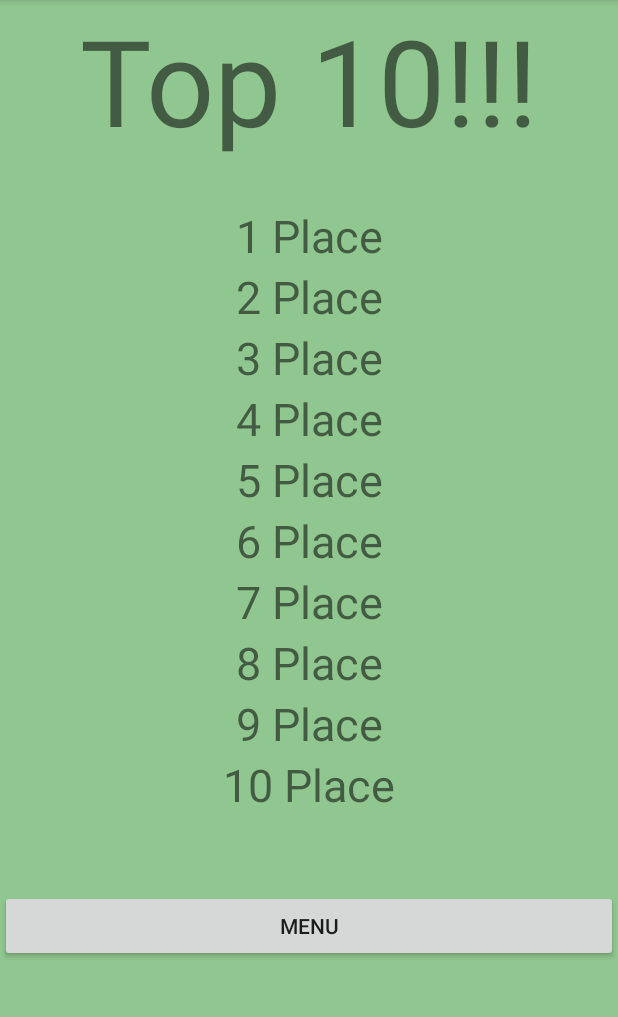
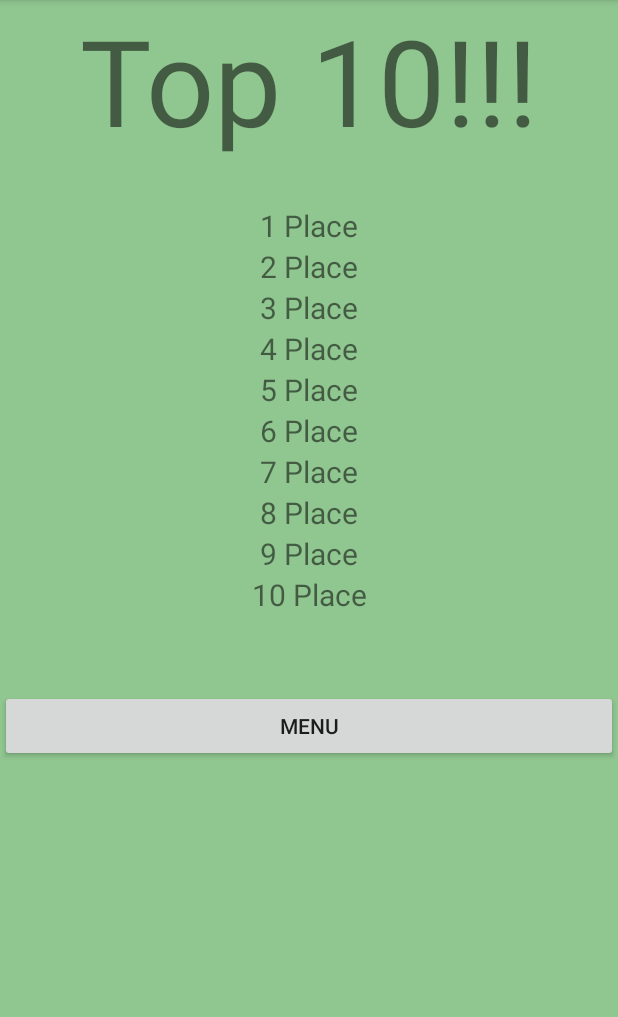
Before and after one commit to AvichaiEliyahu/AndroidExc1, an Android app: the Activity_End_Game screen opened directly, with no data from a screen before it, after a tap on "TOP 10", on a phone screen of 412 x 824 dp, the part 84-1101 px from its top. Run offline under Robolectric (Android 15) with nearby library versions, the phone set to English and light mode, and no system bars; 1 statement that could not run was skipped.

Commit message:
TOP 10 page

```diff
--- a/app/src/main/AndroidManifest.xml
+++ b/app/src/main/AndroidManifest.xml
@@ -1,6 +1,7 @@
 <?xml version="1.0" encoding="utf-8"?>
 <manifest xmlns:android="http://schemas.android.com/apk/res/android"
     package="com.example.exc1">
+    <uses-permission android:name="android.permission.ACCESS_FINE_LOCATION"/>
 
     <application
         android:name=".MyApp"
--- a/app/src/main/java/com/example/exc1/Activity_End_Game.java
+++ b/app/src/main/java/com/example/exc1/Activity_End_Game.java
@@ -1,9 +1,15 @@
 package com.example.exc1;
 
 import androidx.appcompat.app.AppCompatActivity;
+import androidx.core.app.ActivityCompat;
 
+import android.Manifest;
 import android.content.Intent;
 import android.content.pm.ActivityInfo;
+import android.content.pm.PackageManager;
+import android.location.Location;
+import android.location.LocationListener;
+import android.location.LocationManager;
 import android.os.Bundle;
 import android.view.View;
 import android.widget.Button;
@@ -16,21 +22,50 @@ import com.bumptech.glide.Glide;
 import org.json.JSONObject;
 
 public class Activity_End_Game extends AppCompatActivity {
-    ImageView end_IMG_background;
-    TextView end_TXT_winner;
-    Button end_BTN_menu;
-    Button end_BTN_T10;
+    private ImageView end_IMG_background;
+    private TextView end_TXT_winner;
+    private Button end_BTN_menu;
+    private Button end_BTN_T10;
+    private LocationManager mLocationManager;
+    // The minimum distance to change Updates in meters
+    private static final long MIN_DISTANCE_CHANGE_FOR_UPDATES = 1; // 10 meters
+
+    // The minimum time between updates in milliseconds
+    private static final long MIN_TIME_BW_UPDATES = 1; // 1 minute
+
 
     @Override
     protected void onCreate(Bundle savedInstanceState) {
         super.onCreate(savedInstanceState);
         setRequestedOrientation(ActivityInfo.SCREEN_ORIENTATION_PORTRAIT);
 
+        mLocationManager = (LocationManager) getSystemService(LOCATION_SERVICE);
+
+        if (ActivityCompat.checkSelfPermission(this, Manifest.permission.ACCESS_FINE_LOCATION)
+                != PackageManager.PERMISSION_GRANTED && ActivityCompat.checkSelfPermission(this, Manifest.permission.ACCESS_COARSE_LOCATION)
+                != PackageManager.PERMISSION_GRANTED) {
+            // TODO: Consider calling
+            //    ActivityCompat#requestPermissions
+            // here to request the missing permissions, and then overriding
+            //   public void onRequestPermissionsResult(int requestCode, String[] permissions,
+            //                                          int[] grantResults)
+            // to handle the case where the user grants the permission. See the documentation
+            // for ActivityCompat#requestPermissions for more details.
+            return;
+        }
+        mLocationManager.requestLocationUpdates(LocationManager.GPS_PROVIDER, MIN_TIME_BW_UPDATES, MIN_DISTANCE_CHANGE_FOR_UPDATES, mLocationListener);
         setContentView(R.layout.activity_end_game);
         String winnerName = getIntent().getExtras().getString("WINNER_NAME");
         findviews();
         end_TXT_winner.setText(winnerName);
     }
+
+    private final LocationListener mLocationListener = new LocationListener() {
+        @Override
+        public void onLocationChanged(final Location location) {
+            //your code here
+        }
+    };
 
     private void findviews() {
         end_IMG_background = findViewById(R.id.end_IMG_background);
@@ -55,7 +90,7 @@ public class Activity_End_Game extends AppCompatActivity {
         end_BTN_T10.setOnClickListener(new View.OnClickListener() {
             @Override
             public void onClick(View view) {
-                Intent intent = new Intent(Activity_End_Game.this,activity_top_10.class);
+                Intent intent = new Intent(Activity_End_Game.this, activity_top_10.class);
                 startActivity(intent);
                 finish();
 
--- a/app/src/main/java/com/example/exc1/Player.java
+++ b/app/src/main/java/com/example/exc1/Player.java
@@ -23,6 +23,10 @@ public class Player implements IPlayer {
     @Override
     public int addToAttackCounter() {
         this.numOfAttacks++;
+        return numOfAttacks;
+    }
+
+    public int getNumOfAttacks() {
         return numOfAttacks;
     }
 
--- a/app/src/main/java/com/example/exc1/activity_game.java
+++ b/app/src/main/java/com/example/exc1/activity_game.java
@@ -207,9 +207,9 @@ public class activity_game extends AppCompatActivity {
     }
 
     private void attackBTN(int power) {
-        Log.d("pttt", "turn = " + defenderTurn + "\npower = " + power);
+//        Log.d("pttt", "turn = " + defenderTurn + "\npower = " + power);
         boolean rv = defenderTurn.attack(power);
-        Log.d("pttt", "def HP = " + defenderTurn);
+//        Log.d("pttt", "def HP = " + defenderTurn);
         changeTurn(rv);
     }
 
--- a/app/src/main/res/layout/activity_top_10.xml
+++ b/app/src/main/res/layout/activity_top_10.xml
@@ -40,7 +40,7 @@
                 android:layout_height="wrap_content"
                 android:text="1 Place"
                 android:textAlignment="center"
-                android:textSize="30sp" />
+                android:textSize="20sp" />
 
             <TextView
                 android:id="@+id/top10_TXT_2"
@@ -48,7 +48,7 @@
                 android:layout_height="wrap_content"
                 android:text="2 Place"
                 android:textAlignment="center"
-                android:textSize="30sp" />
+                android:textSize="20sp" />
 
             <TextView
                 android:id="@+id/top10_TXT_3"
@@ -56,7 +56,7 @@
                 android:layout_height="wrap_content"
                 android:text="3 Place"
                 android:textAlignment="center"
-                android:textSize="30sp" />
+                android:textSize="20sp" />
 
             <TextView
                 android:id="@+id/top10_TXT_4"
@@ -64,7 +64,7 @@
                 android:layout_height="wrap_content"
                 android:text="4 Place"
                 android:textAlignment="center"
-                android:textSize="30sp" />
+                android:textSize="20sp" />
 
             <TextView
                 android:id="@+id/top10_TXT_5"
@@ -72,7 +72,7 @@
                 android:layout_height="wrap_content"
                 android:text="5 Place"
                 android:textAlignment="center"
-                android:textSize="30sp" />
+                android:textSize="20sp" />
 
             <TextView
                 android:id="@+id/top10_TXT_6"
@@ -80,7 +80,7 @@
                 android:layout_height="wrap_content"
                 android:text="6 Place"
                 android:textAlignment="center"
-                android:textSize="30sp" />
+                android:textSize="20sp" />
 
             <TextView
                 android:id="@+id/top10_TXT_7"
@@ -88,7 +88,7 @@
                 android:layout_height="wrap_content"
                 android:text="7 Place"
                 android:textAlignment="center"
-                android:textSize="30sp" />
+                android:textSize="20sp" />
 
             <TextView
                 android:id="@+id/top10_TXT_8"
@@ -96,7 +96,7 @@
                 android:layout_height="wrap_content"
                 android:text="8 Place"
                 android:textAlignment="center"
-                android:textSize="30sp" />
+                android:textSize="20sp" />
 
             <TextView
                 android:id="@+id/top10_TXT_9"
@@ -104,7 +104,7 @@
                 android:layout_height="wrap_content"
                 android:text="@string/_9_place"
                 android:textAlignment="center"
-                android:textSize="30sp" />
+                android:textSize="20sp" />
 
             <TextView
                 android:id="@+id/top10_TXT_10"
@@ -112,7 +112,7 @@
                 android:layout_height="wrap_content"
                 android:text="10 Place"
                 android:textAlignment="center"
-                android:textSize="30sp" />
+                android:textSize="20sp" />
 
         </LinearLayout>
 
```
Also changed, not shown: app/src/main/java/com/example/exc1/Top_10.java (+16 -3 lines).
